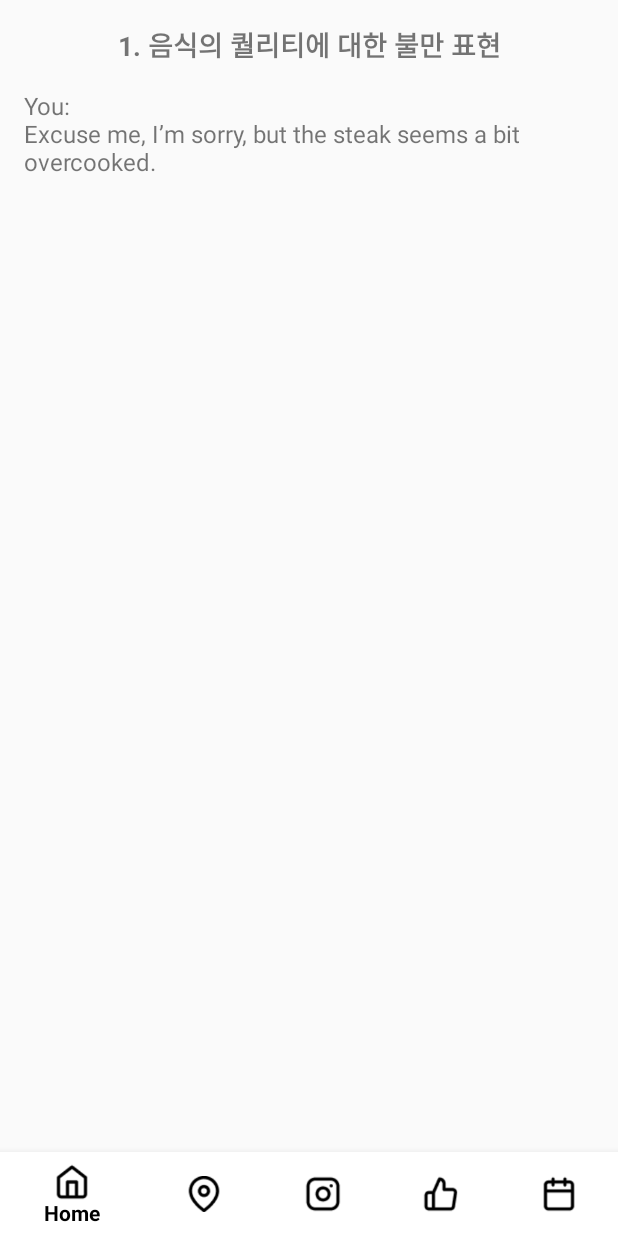
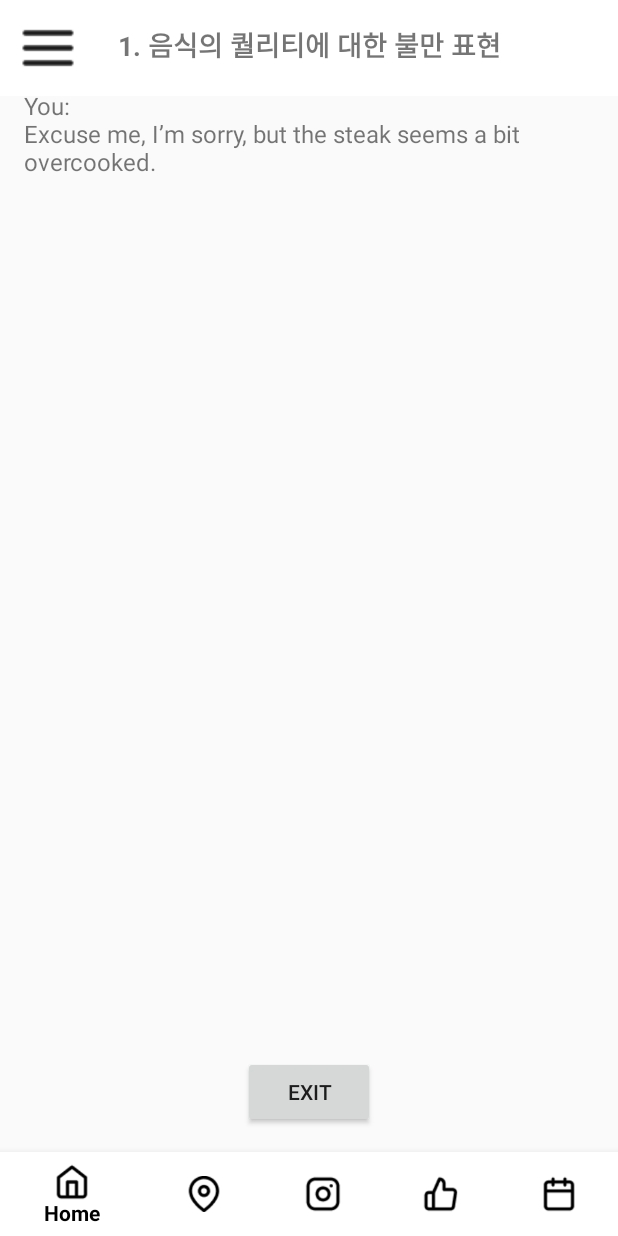
Before and after one commit to fbwogur121/KAU-English-Project_OOP, an Android app: the fragment ConversationFragment placed in its activity, on a phone screen of 412 x 824 dp. Run offline under Robolectric (Android 15) with nearby library versions, the phone set to English and light mode, and no system bars.

Commit message:
add menu button, exit button in conversation fragment

```diff
--- a/app/build.gradle.kts
+++ b/app/build.gradle.kts
@@ -41,6 +41,7 @@ android {
 
     buildFeatures{
         viewBinding=true
+        dataBinding=true
     }
 }
 
@@ -62,10 +63,28 @@ dependencies {
     implementation(libs.material)
     implementation(libs.androidx.activity)
     implementation(libs.androidx.constraintlayout)
+
     implementation(libs.firebase.database)
     implementation(libs.firebase.firestore.ktx)
     implementation(libs.androidx.navigation.fragment.ktx)
+
     testImplementation(libs.junit)
     androidTestImplementation(libs.androidx.junit)
     androidTestImplementation(libs.androidx.espresso.core)
+
+    implementation("com.google.firebase:firebase-storage:21.0.1")
+
+
+    // Firebase BOM
+    implementation(platform("com.google.firebase:firebase-bom:33.5.1"))
+
+    // Firebase Analytics 및 Authentication
+    implementation("com.google.firebase:firebase-analytics")
+    implementation("com.google.firebase:firebase-auth")
+
+    // Google Sign-In
+
+    implementation("com.google.android.gms:play-services-auth:20.5.0") // 최신 버전으로 변경
+    implementation ("com.github.bumptech.glide:glide:4.12.0")
+    annotationProcessor( "com.github.bumptech.glide:compiler:4.12.0")
 }
--- a/app/src/main/java/com/example/kau_english_oop/ConversationFragment.kt
+++ b/app/src/main/java/com/example/kau_english_oop/ConversationFragment.kt
@@ -5,14 +5,31 @@ import android.view.LayoutInflater
 import android.view.View
 import android.view.ViewGroup
 import androidx.fragment.app.Fragment
+import com.example.kau_english_oop.databinding.FragmentConversationBinding
 
 class ConversationFragment : Fragment() {
+
+    private var _binding: FragmentConversationBinding? = null
+    private val binding get() = _binding!!
 
     override fun onCreateView(
         inflater: LayoutInflater, container: ViewGroup?,
         savedInstanceState: Bundle?
     ): View? {
-        // Inflate the layout for this fragment
-        return inflater.inflate(R.layout.fragment_conversation, container, false)
+        _binding = FragmentConversationBinding.inflate(inflater, container, false)
+        return binding.root
+    }
+
+    override fun onViewCreated(view: View, savedInstanceState: Bundle?) {
+        super.onViewCreated(view, savedInstanceState)
+
+        binding.exitButton.setOnClickListener {
+            parentFragmentManager.popBackStack()
+        }
+    }
+
+    override fun onDestroyView() {
+        super.onDestroyView()
+        _binding = null
     }
 }
--- a/app/src/main/res/layout/fragment_conversation.xml
+++ b/app/src/main/res/layout/fragment_conversation.xml
@@ -3,6 +3,28 @@
     xmlns:app="http://schemas.android.com/apk/res-auto"
     android:layout_width="match_parent"
     android:layout_height="match_parent">
+
+    <!-- Top Navigation Layout -->
+    <LinearLayout
+        android:layout_width="match_parent"
+        android:layout_height="wrap_content"
+        android:background="#FFFFFF"
+        android:gravity="center_vertical"
+        android:orientation="horizontal"
+        android:padding="8dp"
+        app:layout_constraintTop_toTopOf="parent"
+        app:layout_constraintStart_toStartOf="parent"
+        app:layout_constraintEnd_toEndOf="parent">
+
+        <!-- Menu Icon -->
+        <ImageButton
+            android:id="@+id/btnMenu"
+            android:layout_width="48dp"
+            android:layout_height="48dp"
+            android:background="@null"
+            android:contentDescription="Menu Button"
+            android:src="@drawable/menu_icon" />
+    </LinearLayout>
 
     <TextView
         android:id="@+id/titleTextView"
@@ -28,4 +50,14 @@
         app:layout_constraintBottom_toBottomOf="parent"
         android:layout_margin="16dp" />
 
+    <Button
+        android:id="@+id/exitButton"
+        android:layout_width="wrap_content"
+        android:layout_height="wrap_content"
+        android:text="Exit"
+        app:layout_constraintBottom_toBottomOf="parent"
+        app:layout_constraintEnd_toEndOf="parent"
+        app:layout_constraintStart_toStartOf="parent"
+        android:layout_marginBottom="16dp" />
+
 </androidx.constraintlayout.widget.ConstraintLayout>
```
